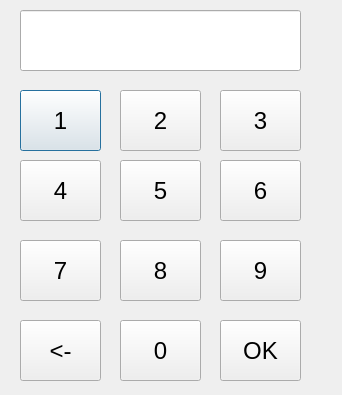
The window that bank-automat/login.ui (alavuvi/atm-simulator-project) describes before a commit, drawn with Qt 5.
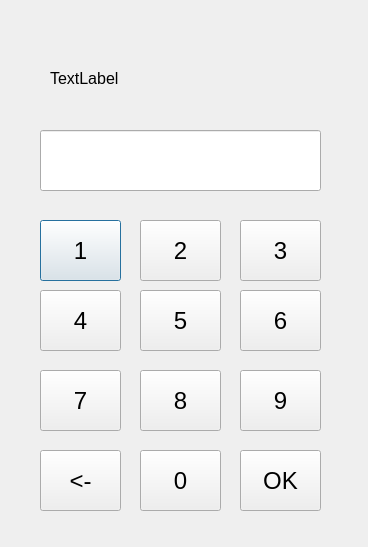
The same window after the commit.

Commit message: login saa oikein kirjautuessa tokenin

Patch:
```diff
--- a/bank-automat/login.ui
+++ b/bank-automat/login.ui
@@ -6,8 +6,8 @@
    <rect>
     <x>0</x>
     <y>0</y>
-    <width>342</width>
-    <height>395</height>
+    <width>368</width>
+    <height>547</height>
    </rect>
   </property>
   <property name="windowTitle">
@@ -16,8 +16,8 @@
   <widget class="QLineEdit" name="pinOutput">
    <property name="geometry">
     <rect>
-     <x>20</x>
-     <y>10</y>
+     <x>40</x>
+     <y>130</y>
      <width>281</width>
      <height>61</height>
     </rect>
@@ -34,8 +34,8 @@
   <widget class="QPushButton" name="button01">
    <property name="geometry">
     <rect>
-     <x>20</x>
-     <y>90</y>
+     <x>40</x>
+     <y>220</y>
      <width>81</width>
      <height>61</height>
     </rect>
@@ -52,8 +52,8 @@
   <widget class="QPushButton" name="button02">
    <property name="geometry">
     <rect>
-     <x>120</x>
-     <y>90</y>
+     <x>140</x>
+     <y>220</y>
      <width>81</width>
      <height>61</height>
     </rect>
@@ -70,8 +70,8 @@
   <widget class="QPushButton" name="button03">
    <property name="geometry">
     <rect>
-     <x>220</x>
-     <y>90</y>
+     <x>240</x>
+     <y>220</y>
      <width>81</width>
      <height>61</height>
     </rect>
@@ -88,8 +88,8 @@
   <widget class="QPushButton" name="button04">
    <property name="geometry">
     <rect>
-     <x>20</x>
-     <y>160</y>
+     <x>40</x>
+     <y>290</y>
      <width>81</width>
      <height>61</height>
     </rect>
@@ -106,8 +106,8 @@
   <widget class="QPushButton" name="button05">
    <property name="geometry">
     <rect>
-     <x>120</x>
-     <y>160</y>
+     <x>140</x>
+     <y>290</y>
      <width>81</width>
      <height>61</height>
     </rect>
@@ -124,8 +124,8 @@
   <widget class="QPushButton" name="button06">
    <property name="geometry">
     <rect>
-     <x>220</x>
-     <y>160</y>
+     <x>240</x>
+     <y>290</y>
      <width>81</width>
      <height>61</height>
     </rect>
@@ -142,8 +142,8 @@
   <widget class="QPushButton" name="button07">
    <property name="geometry">
     <rect>
-     <x>20</x>
-     <y>240</y>
+     <x>40</x>
+     <y>370</y>
      <width>81</width>
      <height>61</height>
     </rect>
@@ -160,8 +160,8 @@
   <widget class="QPushButton" name="button08">
    <property name="geometry">
     <rect>
-     <x>120</x>
-     <y>240</y>
+     <x>140</x>
+     <y>370</y>
      <width>81</width>
      <height>61</height>
     </rect>
@@ -178,8 +178,8 @@
   <widget class="QPushButton" name="button09">
    <property name="geometry">
     <rect>
-     <x>220</x>
-     <y>240</y>
+     <x>240</x>
+     <y>370</y>
      <width>81</width>
      <height>61</height>
     </rect>
@@ -196,8 +196,8 @@
   <widget class="QPushButton" name="buttonBack">
    <property name="geometry">
     <rect>
-     <x>20</x>
-     <y>320</y>
+     <x>40</x>
+     <y>450</y>
      <width>81</width>
      <height>61</height>
     </rect>
@@ -214,8 +214,8 @@
   <widget class="QPushButton" name="button00">
    <property name="geometry">
     <rect>
-     <x>120</x>
-     <y>320</y>
+     <x>140</x>
+     <y>450</y>
      <width>81</width>
      <height>61</height>
     </rect>
@@ -232,8 +232,8 @@
   <widget class="QPushButton" name="buttonOk">
    <property name="geometry">
     <rect>
-     <x>220</x>
-     <y>320</y>
+     <x>240</x>
+     <y>450</y>
      <width>81</width>
      <height>61</height>
     </rect>
@@ -247,6 +247,24 @@
     <string>OK</string>
    </property>
   </widget>
+  <widget class="QLabel" name="labelCardnumber">
+   <property name="geometry">
+    <rect>
+     <x>50</x>
+     <y>70</y>
+     <width>181</width>
+     <height>16</height>
+    </rect>
+   </property>
+   <property name="font">
+    <font>
+     <pointsize>12</pointsize>
+    </font>
+   </property>
+   <property name="text">
+    <string>TextLabel</string>
+   </property>
+  </widget>
  </widget>
  <resources/>
  <connections/>
```
The commit also changes 6 other files.
